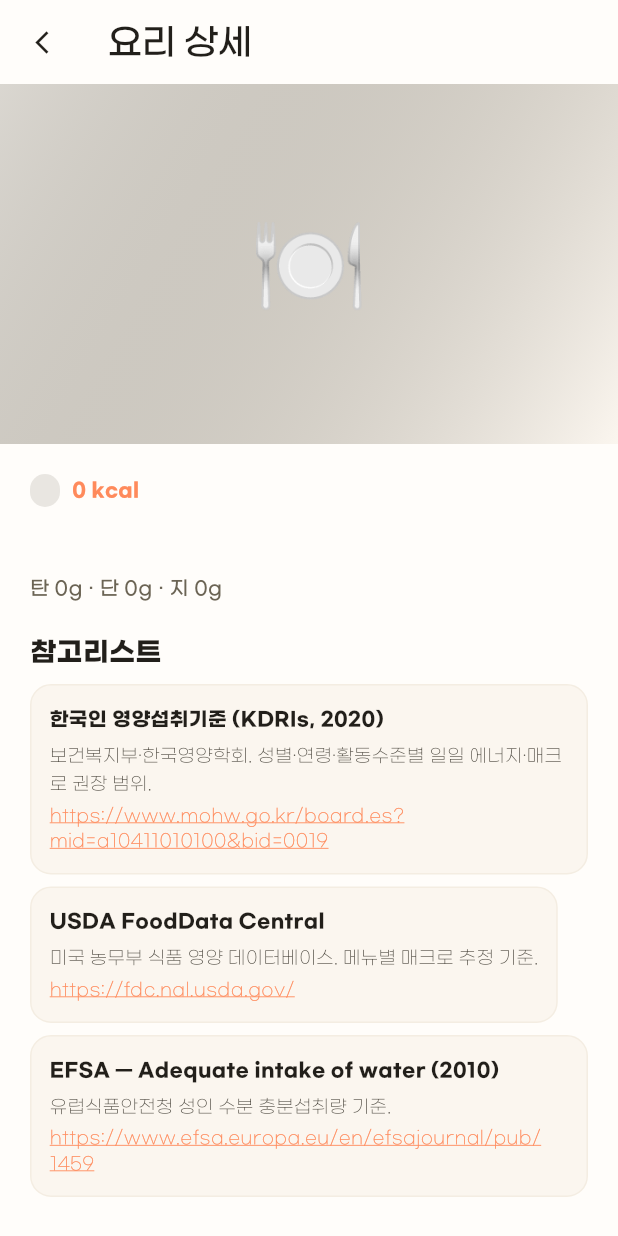
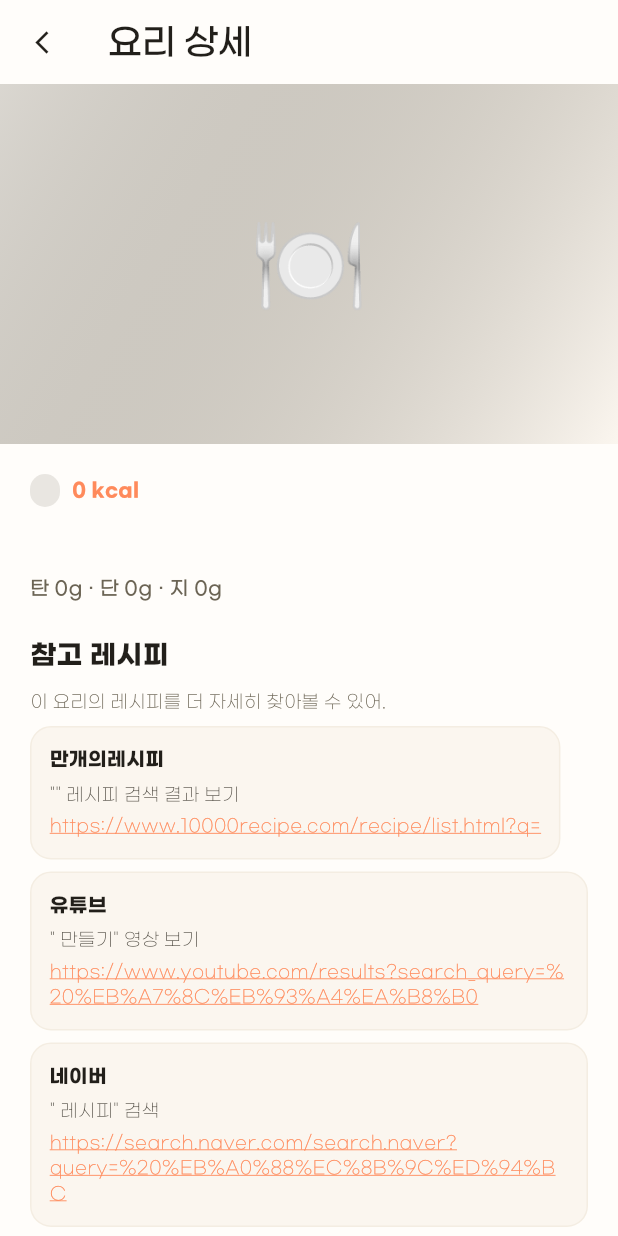
Before and after one commit to JihunLim/foodiet, a Flutter app: the MealDetailPage screen opened directly with empty values, on a phone screen of 412 x 824 dp. Run offline on Flutter 3.47's test engine with Material 3 defaults, Android fonts, the phone set to English and light mode, and no system bars; our stand-ins replace cached_network_image, firebase_core, firebase_crashlytics, firebase_messaging, flutter_dotenv, flutter_image_compress and 12 more; missing offline and left inert: app_tracking_transparency, home_widget, kakao_flutter_sdk_common, kakao_flutter_sdk_user; accounts and stored records are empty; network calls fail; project files that could hold a hidden picture were left out.

Commit message:
fix(meal-plan): 참고리스트→레시피 출처 + 이미지 thumbnail 로 안정화
참고리스트를 영양 기준 citations 대신 그 요리의 레시피 출처(만개의레시피·유튜브·네이버 검색 링크)로 변경. 네이버 이미지검색 결과를 link(핫링크 자주 실패) 대신 thumbnail(네이버 CDN)으로 → 앱에서 로딩 안정. (이미지는 여전히 NAVER 키 + 재생성 필요.)

Co-Authored-By: Claude Opus 4.8 (1M context) <noreply@anthropic.com>

```diff
--- a/app/lib/features/insight/meal_detail_page.dart
+++ b/app/lib/features/insight/meal_detail_page.dart
@@ -265,25 +265,29 @@ class MealDetailPage extends StatelessWidget {
       );
 
   Widget _referencesSection() {
+    final n = meal.name;
     return Column(
       crossAxisAlignment: CrossAxisAlignment.start,
       children: [
-        _sectionHeader('참고리스트'),
-        _refCard(
-            '한국인 영양섭취기준 (KDRIs, 2020)',
-            '보건복지부·한국영양학회. 성별·연령·활동수준별 일일 에너지·매크로 권장 범위.',
-            'https://www.mohw.go.kr/board.es?mid=a10411010100&bid=0019'),
-        _refCard('USDA FoodData Central',
-            '미국 농무부 식품 영양 데이터베이스. 메뉴별 매크로 추정 기준.',
-            'https://fdc.nal.usda.gov/'),
-        _refCard('EFSA — Adequate intake of water (2010)',
-            '유럽식품안전청 성인 수분 충분섭취량 기준.',
-            'https://www.efsa.europa.eu/en/efsajournal/pub/1459'),
+        _sectionHeader('참고 레시피'),
+        Text('이 요리의 레시피를 더 자세히 찾아볼 수 있어.',
+            style: FoodietText.caption.copyWith(color: FoodietColors.warm500)),
+        const SizedBox(height: FoodietShape.sp8),
+        _refCard('만개의레시피', '"$n" 레시피 검색 결과 보기', _recipe10000(n)),
+        _refCard('유튜브', '"$n 만들기" 영상 보기', _recipeYoutube(n)),
+        _refCard('네이버', '"$n 레시피" 검색', _recipeNaver(n)),
         const SizedBox(height: FoodietShape.sp8),
         Center(child: MealPlanCitationsLink(plan: plan)),
       ],
     );
   }
+
+  String _recipe10000(String q) =>
+      'https://www.10000recipe.com/recipe/list.html?q=${Uri.encodeComponent(q)}';
+  String _recipeYoutube(String q) =>
+      'https://www.youtube.com/results?search_query=${Uri.encodeComponent('$q 만들기')}';
+  String _recipeNaver(String q) =>
+      'https://search.naver.com/search.naver?query=${Uri.encodeComponent('$q 레시피')}';
 
   Widget _refCard(String title, String snippet, String url) => InkWell(
         onTap: () => _launch(url),
```
Also changed, not shown: 1 other file.
